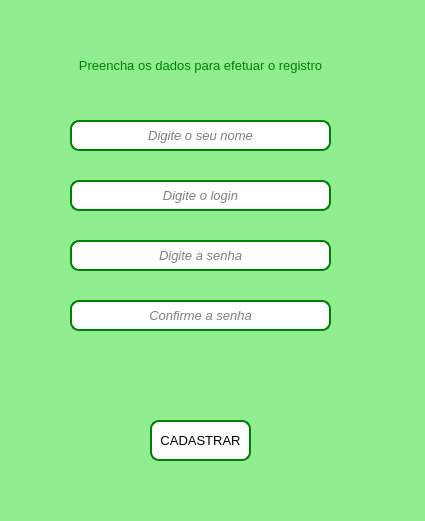
Qt form Python/LoginApp/RegisterWindow.ui (LucasZick/ShortProjectsAndPracticing_Python) before a commit.
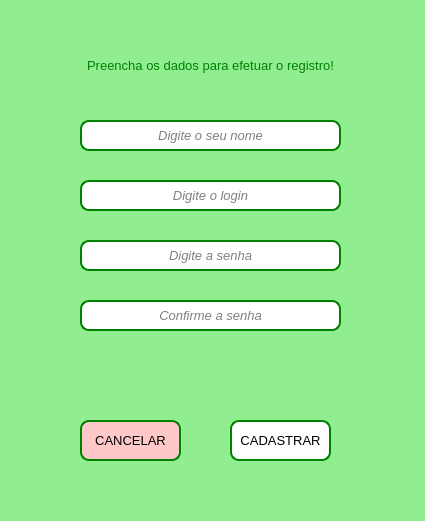
The same form after that commit.

The edit to the form file:
```diff
--- a/Python/LoginApp/RegisterWindow.ui
+++ b/Python/LoginApp/RegisterWindow.ui
@@ -38,7 +38,7 @@
    <widget class="QLineEdit" name="lineEdit_nome">
     <property name="geometry">
      <rect>
-      <x>70</x>
+      <x>80</x>
       <y>120</y>
       <width>261</width>
       <height>31</height>
@@ -71,7 +71,7 @@
    <widget class="QLineEdit" name="lineEdit_senhaConfirma">
     <property name="geometry">
      <rect>
-      <x>70</x>
+      <x>80</x>
       <y>300</y>
       <width>261</width>
       <height>31</height>
@@ -107,7 +107,7 @@
    <widget class="QPushButton" name="pushButton_cadastrar">
     <property name="geometry">
      <rect>
-      <x>150</x>
+      <x>230</x>
       <y>420</y>
       <width>101</width>
       <height>41</height>
@@ -131,7 +131,7 @@
    <widget class="QLabel" name="label_aviso">
     <property name="geometry">
      <rect>
-      <x>70</x>
+      <x>80</x>
       <y>360</y>
       <width>261</width>
       <height>51</height>
@@ -155,7 +155,7 @@
    <widget class="QLineEdit" name="lineEdit_loginCadastro">
     <property name="geometry">
      <rect>
-      <x>70</x>
+      <x>80</x>
       <y>180</y>
       <width>261</width>
       <height>31</height>
@@ -188,7 +188,7 @@
    <widget class="QLineEdit" name="lineEdit_senhaCadastro">
     <property name="geometry">
      <rect>
-      <x>70</x>
+      <x>80</x>
       <y>240</y>
       <width>261</width>
       <height>31</height>
@@ -224,7 +224,7 @@
    <widget class="QLabel" name="label">
     <property name="geometry">
      <rect>
-      <x>70</x>
+      <x>80</x>
       <y>50</y>
       <width>261</width>
       <height>31</height>
@@ -245,12 +245,40 @@
      <string notr="true">color:green;</string>
     </property>
     <property name="text">
-     <string>Preencha os dados para efetuar o registro</string>
+     <string>Preencha os dados para efetuar o registro!</string>
     </property>
     <property name="alignment">
      <set>Qt::AlignCenter</set>
     </property>
    </widget>
+   <widget class="QPushButton" name="pushButton_cancelar">
+    <property name="geometry">
+     <rect>
+      <x>80</x>
+      <y>420</y>
+      <width>101</width>
+      <height>41</height>
+     </rect>
+    </property>
+    <property name="font">
+     <font>
+      <pointsize>10</pointsize>
+     </font>
+    </property>
+    <property name="cursor">
+     <cursorShape>PointingHandCursor</cursorShape>
+    </property>
+    <property name="focusPolicy">
+     <enum>Qt::StrongFocus</enum>
+    </property>
+    <property name="styleSheet">
+     <string notr="true">border: 2px solid green; border-radius: 9px;
+background-color: rgb(255, 200, 200);</string>
+    </property>
+    <property name="text">
+     <string>CANCELAR</string>
+    </property>
+   </widget>
   </widget>
   <widget class="QStatusBar" name="statusbar"/>
  </widget>
```
Left out of the diff: 23 changed lines with no effect on the pictures.
